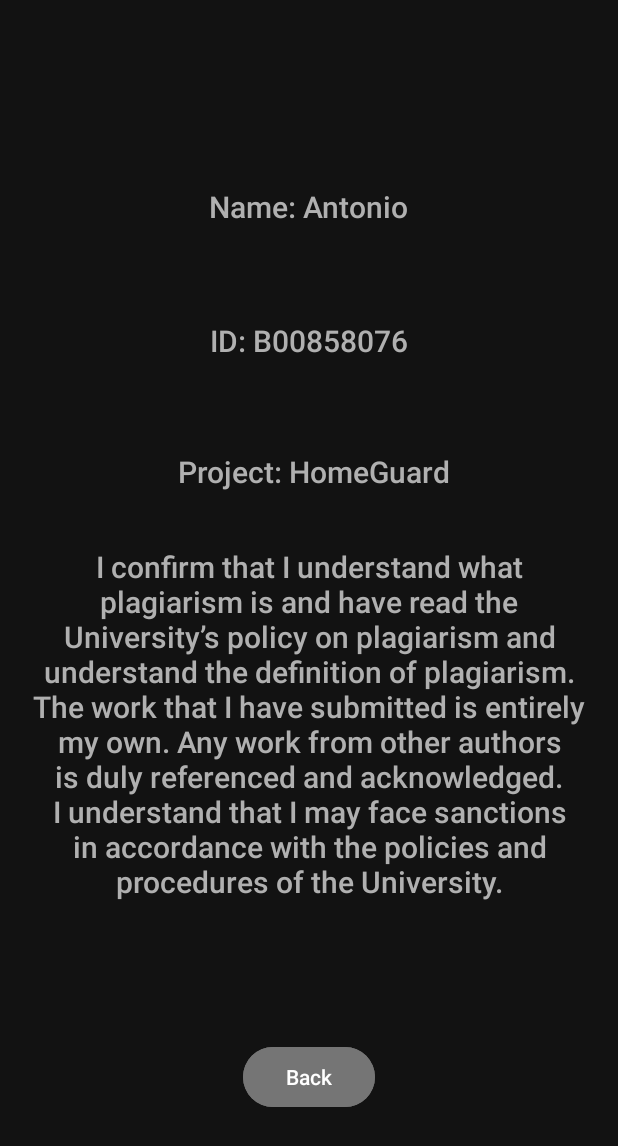
After one commit to AntoOfo/HomeGuard, an Android app: the InfoActivity screen opened directly, with no data from a screen before it, on a phone screen of 412 x 824 dp. The commit adds this screen. Shown: the top 1146 px of the screen. Run offline under Robolectric (Android 15) with nearby library versions, the light colour scheme and no system bars.

Commit message:
InfoActivity created to display plagiarism declaration and project details

```diff
--- a/app/src/main/AndroidManifest.xml
+++ b/app/src/main/AndroidManifest.xml
@@ -9,10 +9,9 @@
     <uses-permission android:name="android.permission.CALL_PHONE" />
     <uses-permission android:name="android.permission.INTERNET" />
     <uses-permission android:name="android.permission.POST_NOTIFICATIONS" />
-    <uses-permission android:name="android.permission.SEND_SMS"/>
+    <uses-permission android:name="android.permission.SEND_SMS" />
     <uses-permission android:name="android.permission.ACCESS_FINE_LOCATION" />
     <uses-permission android:name="android.permission.ACCESS_COARSE_LOCATION" />
-
 
     <application
         android:allowBackup="true"
@@ -20,11 +19,14 @@
         android:fullBackupContent="@xml/backup_rules"
         android:icon="@mipmap/ic_launcher"
         android:label="@string/app_name"
+        android:networkSecurityConfig="@xml/network_security_config"
         android:roundIcon="@mipmap/ic_launcher_round"
         android:supportsRtl="true"
         android:theme="@style/Theme.HomeGuard"
-        android:networkSecurityConfig="@xml/network_security_config"
         tools:targetApi="31">
+        <activity
+            android:name=".InfoActivity"
+            android:exported="false" />
         <activity
             android:name=".CameraFeedActivity"
             android:exported="false" />
--- /dev/null
+++ b/app/src/main/java/com/example/homeguard/InfoActivity.kt
@@ -0,0 +1,24 @@
+package com.example.homeguard
+
+import android.content.Intent
+import android.os.Bundle
+import android.widget.Button
+import androidx.activity.enableEdgeToEdge
+import androidx.appcompat.app.AppCompatActivity
+import androidx.core.view.ViewCompat
+import androidx.core.view.WindowInsetsCompat
+
+class InfoActivity : AppCompatActivity() {
+    override fun onCreate(savedInstanceState: Bundle?) {
+        super.onCreate(savedInstanceState)
+        enableEdgeToEdge()
+        setContentView(R.layout.activity_info)
+
+        val backBtn = findViewById<Button>(R.id.backInfoBtn)
+
+        backBtn.setOnClickListener {
+            val intent = Intent(this, MainActivity::class.java)
+            startActivity(intent)
+        }
+    }
+}
--- a/app/src/main/java/com/example/homeguard/MainActivity.kt
+++ b/app/src/main/java/com/example/homeguard/MainActivity.kt
@@ -116,6 +116,7 @@ class MainActivity : AppCompatActivity() {
         val tempTile = findViewById<CardView>(R.id.temperatureTile)
         val callBtn = findViewById<ImageView>(R.id.phoneBtn)
         val sendBtn = findViewById<Button>(R.id.sendBtn)
+        val infoBtn = findViewById<ImageView>(R.id.infoBtn)
 
         mainStatus = findViewById(R.id.statusText)
         mainStatus.text = "All Systems Normal"  // default main status
@@ -259,6 +260,11 @@ class MainActivity : AppCompatActivity() {
                     startActivityForResult(intent, CONTACT_PICKER_REQUEST)
                 }
             }
+        }
+
+        infoBtn.setOnClickListener {
+            val intent = Intent(this, InfoActivity::class.java)
+            startActivity(intent)
         }
     }
 
--- /dev/null
+++ b/app/src/main/res/layout/activity_info.xml
@@ -0,0 +1,77 @@
+<?xml version="1.0" encoding="utf-8"?>
+<androidx.constraintlayout.widget.ConstraintLayout xmlns:android="http://schemas.android.com/apk/res/android"
+    xmlns:app="http://schemas.android.com/apk/res-auto"
+    xmlns:tools="http://schemas.android.com/tools"
+    android:id="@+id/main"
+    android:layout_width="match_parent"
+    android:layout_height="match_parent"
+    android:background="#121212"
+    tools:context=".InfoActivity">
+
+    <TextView
+        android:id="@+id/nameText"
+        android:layout_width="141dp"
+        android:layout_height="29dp"
+        android:layout_marginTop="124dp"
+        android:fontFamily="sans-serif-medium"
+        android:text="Name: Antonio Ofodile"
+        android:textColor="#B0B0B0"
+        android:textSize="20sp"
+        app:layout_constraintEnd_toEndOf="parent"
+        app:layout_constraintHorizontal_bias="0.514"
+        app:layout_constraintStart_toStartOf="parent"
+        app:layout_constraintTop_toTopOf="parent" />
+
+    <TextView
+        android:id="@+id/idText"
+        android:layout_width="wrap_content"
+        android:layout_height="wrap_content"
+        android:layout_marginTop="60dp"
+        android:fontFamily="sans-serif-medium"
+        android:text="ID: B00858076"
+        android:textColor="#B0B0B0"
+        android:textSize="20sp"
+        app:layout_constraintEnd_toEndOf="parent"
+        app:layout_constraintStart_toStartOf="parent"
+        app:layout_constraintTop_toBottomOf="@+id/nameText" />
+
+    <TextView
+        android:id="@+id/projectText"
+        android:layout_width="wrap_content"
+        android:layout_height="wrap_content"
+        android:layout_marginTop="60dp"
+        android:fontFamily="sans-serif-medium"
+        android:text="Project: HomeGuard"
+        android:textColor="#B0B0B0"
+        android:textSize="20sp"
+        app:layout_constraintEnd_toEndOf="parent"
+        app:layout_constraintHorizontal_bias="0.517"
+        app:layout_constraintStart_toStartOf="parent"
+        app:layout_constraintTop_toBottomOf="@+id/idText" />
+
+    <TextView
+        android:id="@+id/declarationText"
+        android:layout_width="381dp"
+        android:layout_height="247dp"
+        android:layout_marginTop="36dp"
+        android:fontFamily="sans-serif-medium"
+        android:text="I confirm that I understand what plagiarism is and have read the University’s policy on plagiarism and understand the definition of plagiarism. The work that I have submitted is entirely my own. Any work from other authors is duly referenced and acknowledged. I understand that I may face sanctions in accordance with the policies and procedures of the University."
+        android:textAlignment="center"
+        android:textColor="#B0B0B0"
+        android:textSize="20sp"
+        app:layout_constraintEnd_toEndOf="parent"
+        app:layout_constraintStart_toStartOf="parent"
+        app:layout_constraintTop_toBottomOf="@+id/projectText" />
+
+    <Button
+        android:id="@+id/backInfoBtn"
+        android:layout_width="wrap_content"
+        android:layout_height="wrap_content"
+        android:backgroundTint="#757575"
+        android:text="Back"
+        android:textColor="#FFFFFF"
+        app:layout_constraintBottom_toBottomOf="parent"
+        app:layout_constraintEnd_toEndOf="parent"
+        app:layout_constraintStart_toStartOf="parent"
+        app:layout_constraintTop_toBottomOf="@+id/declarationText" />
+</androidx.constraintlayout.widget.ConstraintLayout>
--- a/app/src/main/res/layout/activity_main.xml
+++ b/app/src/main/res/layout/activity_main.xml
@@ -247,14 +247,14 @@
         android:layout_height="54dp"
         android:layout_marginStart="88dp"
         android:layout_marginTop="40dp"
-        app:layout_constraintEnd_toStartOf="@+id/helpBtn"
+        app:layout_constraintEnd_toStartOf="@+id/infoBtn"
         app:layout_constraintHorizontal_bias="0.025"
         app:layout_constraintStart_toEndOf="@+id/phoneBtn"
         app:layout_constraintTop_toBottomOf="@+id/sendBtn"
         app:srcCompat="@drawable/icon_settings" />
 
     <ImageView
-        android:id="@+id/helpBtn"
+        android:id="@+id/infoBtn"
         android:layout_width="52dp"
         android:layout_height="50dp"
         android:layout_marginTop="40dp"
```
